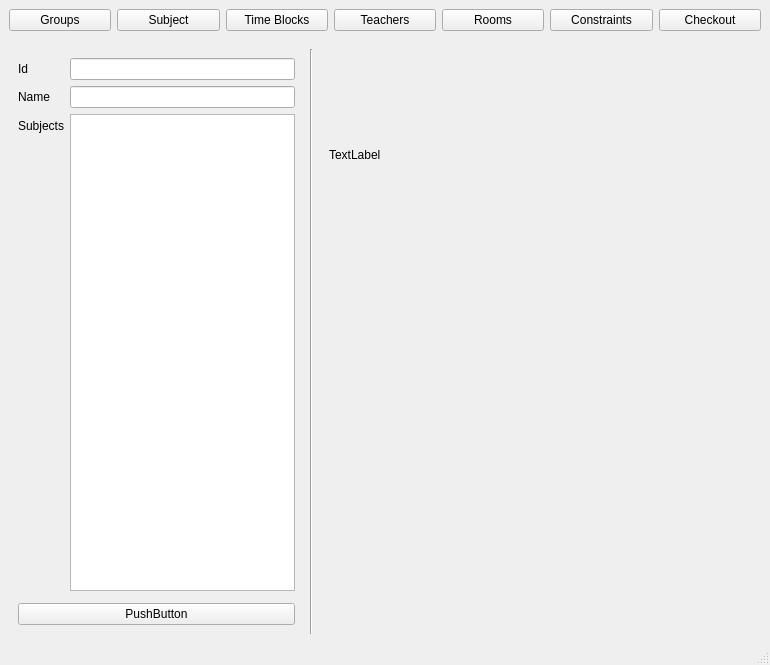
Before: the Qt Designer form client/workspace/app/mainwindow.ui in ddf172/Planner, drawn with Qt 5.
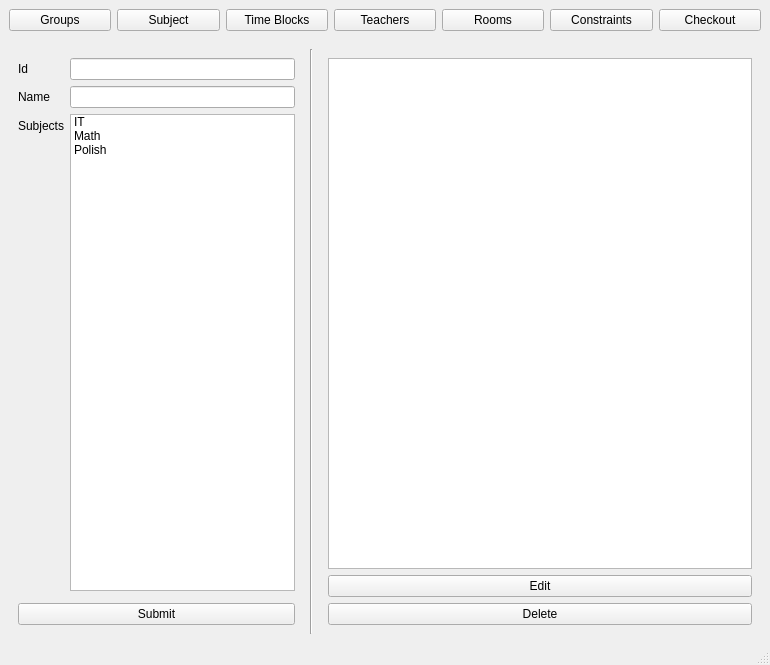
After: the same form once the commit is applied. The open tabs and pages were chosen to show the change.

Commit message: add preview for teacher tab

The edit to the form file:
```diff
--- a/client/workspace/app/mainwindow.ui
+++ b/client/workspace/app/mainwindow.ui
@@ -235,6 +235,21 @@
                <property name="sortingEnabled">
                 <bool>true</bool>
                </property>
+               <item>
+                <property name="text">
+                 <string>IT</string>
+                </property>
+               </item>
+               <item>
+                <property name="text">
+                 <string>Math</string>
+                </property>
+               </item>
+               <item>
+                <property name="text">
+                 <string>Polish</string>
+                </property>
+               </item>
               </widget>
              </item>
              <item row="2" column="0">
@@ -256,7 +271,7 @@
            <item>
             <widget class="QPushButton" name="pushButtonTeacherSubmit">
              <property name="text">
-              <string>PushButton</string>
+              <string>Submit</string>
              </property>
             </widget>
            </item>
@@ -272,19 +287,32 @@
         </item>
         <item row="0" column="3">
          <widget class="QWidget" name="widgetTeacherPreview" native="true">
-          <widget class="QLabel" name="labelTeacherPrev">
-           <property name="geometry">
-            <rect>
-             <x>10</x>
-             <y>10</y>
-             <width>241</width>
-             <height>191</height>
-            </rect>
-           </property>
-           <property name="text">
-            <string>TextLabel</string>
-           </property>
-          </widget>
+          <layout class="QVBoxLayout" name="verticalLayout_9">
+           <item>
+            <widget class="QListWidget" name="labelTeacherPrev"/>
+           </item>
+           <item>
+            <widget class="QPushButton" name="btn_labelTeacherPrevEdit">
+             <property name="text">
+              <string>Edit</string>
+             </property>
+            </widget>
+           </item>
+           <item>
+            <widget class="QPushButton" name="btn_labelTeacherPrevDelete">
+             <property name="text">
+              <string>Delete</string>
+             </property>
+            </widget>
+           </item>
+          </layout>
+         </widget>
+        </item>
+        <item row="0" column="2">
+         <widget class="Line" name="line_3">
+          <property name="orientation">
+           <enum>Qt::Vertical</enum>
+          </property>
          </widget>
         </item>
        </layout>
```
Left out of the diff: 9 changed lines with no effect on the pictures. The commit also changes 2 other files.
